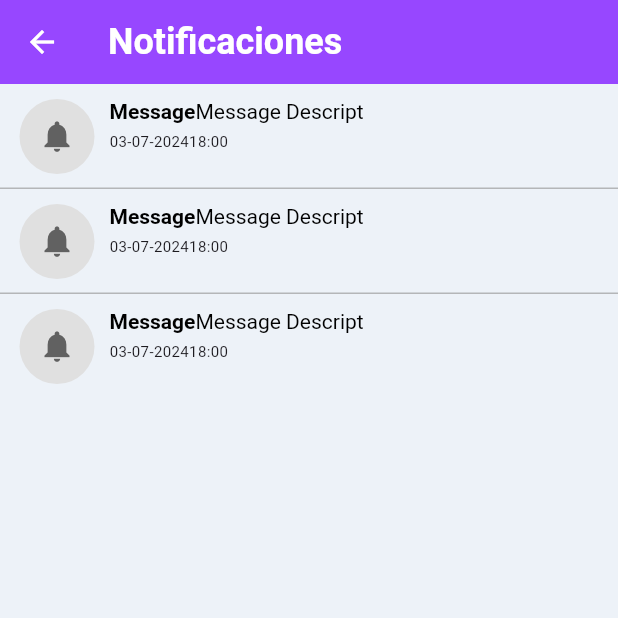
After one commit to HIKKOS/IMEI, a Flutter app: the NotificationView screen opened by its route, on a phone screen of 412 x 824 dp, the top half of it. The commit adds this screen. Run offline on Flutter 3.47's test engine with Material 3 defaults, Android fonts, the phone set to English and light mode, and no system bars; our stand-ins replace google_nav_bar, iconsax, shared_preferences; accounts and stored records are empty; network calls fail.

Commit message:
UPDATE: Se creo pantalla de notificaiones

```diff
--- a/lib/config/routes/app_routes.dart
+++ b/lib/config/routes/app_routes.dart
@@ -1,3 +1,4 @@
+import 'package:imei/presentation/views/notification.view.dart';
 import 'package:imei/presentation/views/register.view.dart';
 import 'package:imei/utils/preferences.dart';
 import 'package:imei/presentation/views/home.view.dart';
@@ -18,9 +19,11 @@ class AppRoutes {
     home: (_) => const HomeView(),
     login: (_) => const LoginView(),
     signIn: (_) => const RegistroView(),
+    notifications: (_) => const NotificationView(),
   };
   static get routes => _routes;
   static String get home => 'home';
   static String get signIn => 'signIn';
   static String get login => 'login';
+  static String get notifications => 'notification';
 }
--- a/lib/presentation/views/home.view.dart
+++ b/lib/presentation/views/home.view.dart
@@ -1,7 +1,9 @@
 import 'package:flutter/material.dart';
 import 'package:google_nav_bar/google_nav_bar.dart';
 import 'package:iconsax/iconsax.dart';
+import 'package:imei/config/routes/app_routes.dart';
 import 'package:imei/config/themes/themes.dart';
+import 'package:imei/utils/navigation_util.dart';
 
 const List<Map<String, dynamic>> icons = [
   {
@@ -97,7 +99,9 @@ class HomeView extends StatelessWidget {
           actions: [
             IconButton(
               icon: const Icon(Iconsax.notification),
-              onPressed: () {},
+              onPressed: () {
+                Navigation.pushNamed(routeName: AppRoutes.notifications);
+              },
             ),
           ],
           title: const Text('Hola $name'),
--- /dev/null
+++ b/lib/presentation/views/notification.view.dart
@@ -0,0 +1,107 @@
+import 'package:flutter/material.dart';
+
+class NotificationView extends StatelessWidget {
+  const NotificationView({super.key});
+
+  @override
+  Widget build(BuildContext context) {
+    return Scaffold(
+      appBar: AppBar(
+        title: const Text('Notificaciones'),
+      ),
+      body: listView(),
+    );
+  }
+
+  Widget listView() {
+    return ListView.separated(
+        itemBuilder: (context, index) {
+          return listViewItem(index);
+        },
+        separatorBuilder: (context, index) {
+          return Divider(height: 0);
+        },
+        itemCount: 3);
+  }
+
+  Widget listViewItem(int index) {
+    return Container(
+      margin: const EdgeInsets.symmetric(horizontal: 13, vertical: 10),
+      child: Row(
+        crossAxisAlignment: CrossAxisAlignment.start,
+        children: [
+          prefixIcon(),
+          Expanded(
+            child: Container(
+              margin: const EdgeInsets.only(left: 10),
+              child: Column(
+                crossAxisAlignment: CrossAxisAlignment.start,
+                children: [
+                  message(index),
+                  timeAndDate(index),
+                ],
+              ),
+            ),
+          ),
+        ],
+      ),
+    );
+  }
+
+  Widget prefixIcon() {
+    return Container(
+      height: 50,
+      width: 50,
+      padding: EdgeInsets.all(10),
+      decoration: BoxDecoration(
+        shape: BoxShape.circle,
+        color: Colors.grey.shade300
+      ),
+      child: Icon(Icons.notifications, size: 25, color: Colors.grey.shade700),
+    );
+  }
+
+
+  Widget message(int index) {
+    double textSize = 14;
+    return Container(
+      child: RichText(
+        maxLines: 3,
+        overflow: TextOverflow.ellipsis,
+        text: TextSpan(
+            text: 'Message',
+            style: TextStyle(
+                fontSize: textSize,
+                color: Colors.black,
+                fontWeight: FontWeight.bold),
+            children: const [
+              TextSpan(
+                  text: 'Message Descript',
+                  style: TextStyle(fontWeight: FontWeight.w400))
+            ]),
+      ),
+    );
+  }
+
+  Widget timeAndDate(int index) {
+    return Container(
+      margin: const EdgeInsets.only(top: 5),
+      child: const Row(
+        children: [
+          Text(
+            '03-07-2024',
+            style: TextStyle(
+              fontSize: 10,
+            ),
+          ),
+          Text(
+            '18:00',
+            style: TextStyle(
+              fontSize: 10,
+            ),
+          ),
+        ],
+      ),
+    );
+  }
+}
```
